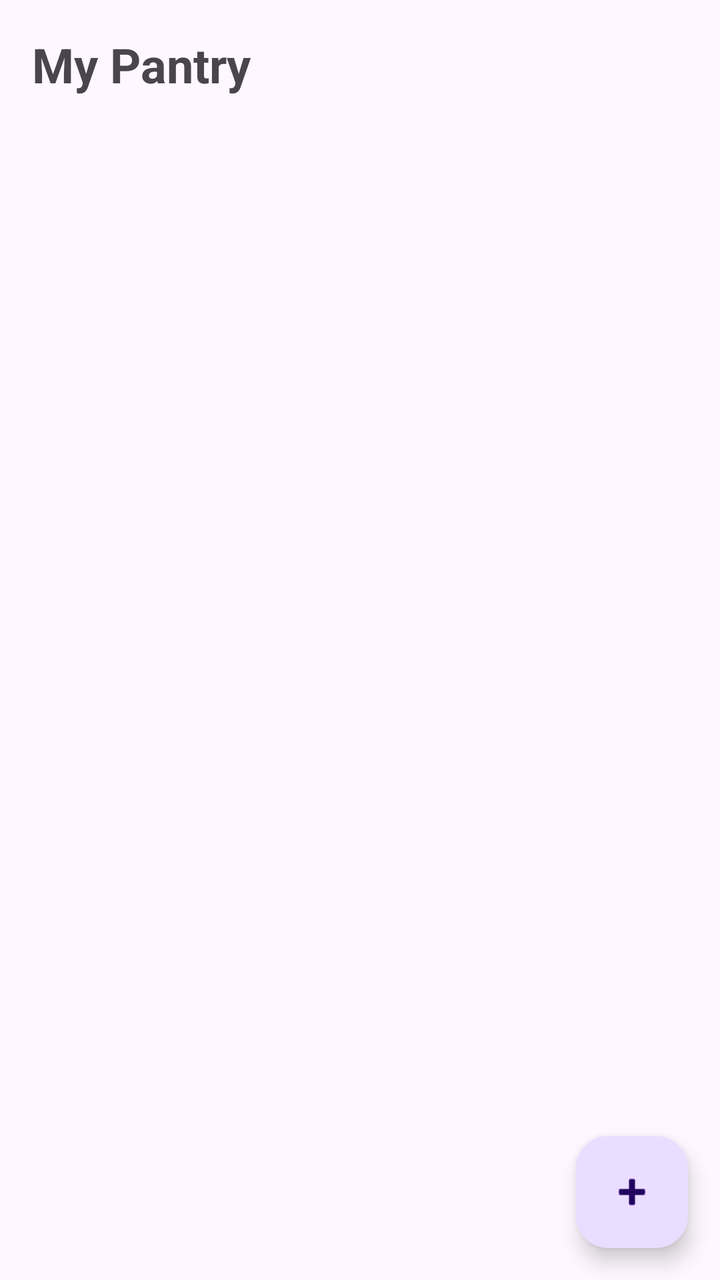
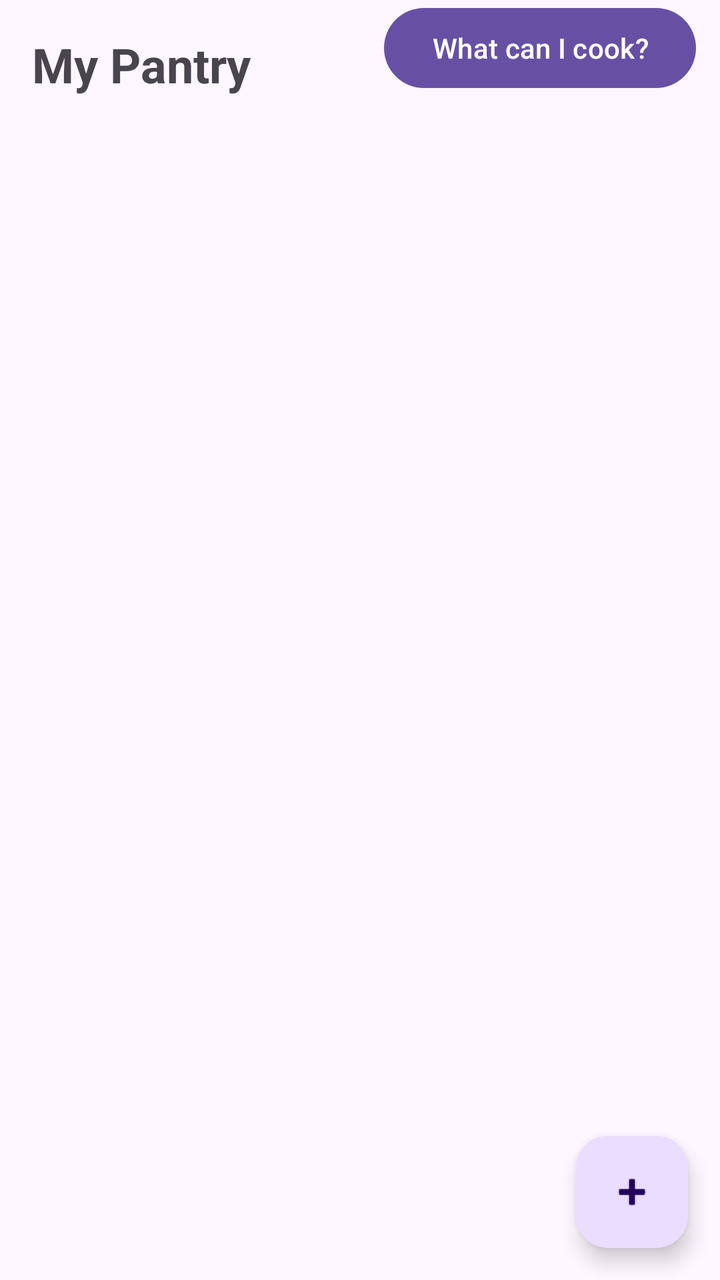

An Android layout rendered at two revisions. The XML below is the earlier revision; the diff shows what the commit changed to produce the second picture.
<!-- AndroidManifest.xml: application theme Theme.SmartPantryManager -->
<!-- res/layout/activity_pantry_list.xml -->
<?xml version="1.0" encoding="utf-8"?>
<androidx.constraintlayout.widget.ConstraintLayout
    xmlns:android="http://schemas.android.com/apk/res/android"
    xmlns:app="http://schemas.android.com/apk/res-auto"
    android:id="@+id/main"
    android:layout_width="match_parent"
    android:layout_height="match_parent">

    <TextView
        android:id="@+id/tvTitle"
        android:layout_width="wrap_content"
        android:layout_height="wrap_content"
        android:padding="16dp"
        android:text="My Pantry"
        android:textSize="24sp"
        android:textStyle="bold"
        app:layout_constraintStart_toStartOf="parent"
        app:layout_constraintTop_toTopOf="parent" />

    <androidx.recyclerview.widget.RecyclerView
        android:id="@+id/recyclerPantry"
        android:layout_width="0dp"
        android:layout_height="0dp"
        android:clipToPadding="false"
        android:paddingBottom="88dp"
        app:layout_constraintBottom_toBottomOf="parent"
        app:layout_constraintEnd_toEndOf="parent"
        app:layout_constraintStart_toStartOf="parent"
        app:layout_constraintTop_toBottomOf="@id/tvTitle" />

    <TextView
        android:id="@+id/tvEmpty"
        android:layout_width="wrap_content"
        android:layout_height="wrap_content"
        android:padding="24dp"
        android:text="Your pantry is empty - tap + to add an ingredient"
        android:textAlignment="center"
        android:visibility="gone"
        app:layout_constraintBottom_toBottomOf="parent"
        app:layout_constraintEnd_toEndOf="parent"
        app:layout_constraintStart_toStartOf="parent"
        app:layout_constraintTop_toTopOf="parent" />

    <com.google.android.material.floatingactionbutton.FloatingActionButton
        android:id="@+id/fabAdd"
        android:layout_width="wrap_content"
        android:layout_height="wrap_content"
        android:layout_margin="16dp"
        android:contentDescription="Add ingredient"
        android:src="@android:drawable/ic_input_add"
        app:layout_constraintBottom_toBottomOf="parent"
        app:layout_constraintEnd_toEndOf="parent" />
</androidx.constraintlayout.widget.ConstraintLayout>
<!-- resources referenced by this layout -->
<resources>
  <style name="Theme.SmartPantryManager" parent="Base.Theme.SmartPantryManager" />
  <style name="Base.Theme.SmartPantryManager" parent="Theme.Material3.DayNight.NoActionBar">
          
          
      </style>
</resources>

<!-- the commit's change to res/layout/activity_pantry_list.xml (unified diff, before → after) -->
@@ -15,6 +15,15 @@
         android:textSize="24sp"
         android:textStyle="bold"
         app:layout_constraintStart_toStartOf="parent"
+        app:layout_constraintTop_toTopOf="parent" />
+
+    <Button
+        android:id="@+id/btnSuggest"
+        android:layout_width="wrap_content"
+        android:layout_height="wrap_content"
+        android:layout_marginEnd="12dp"
+        android:text="What can I cook?"
+        app:layout_constraintEnd_toEndOf="parent"
         app:layout_constraintTop_toTopOf="parent" />
 
     <androidx.recyclerview.widget.RecyclerView
